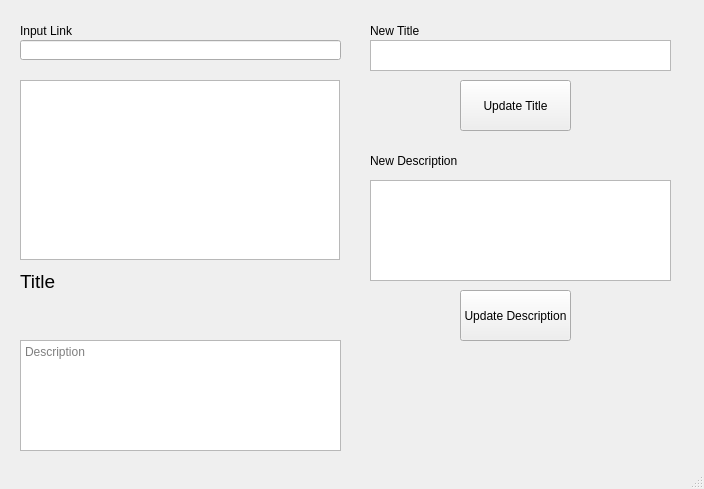
rp-bot/YT-Description-CRUD, file mainGUI.ui: the form before one commit.
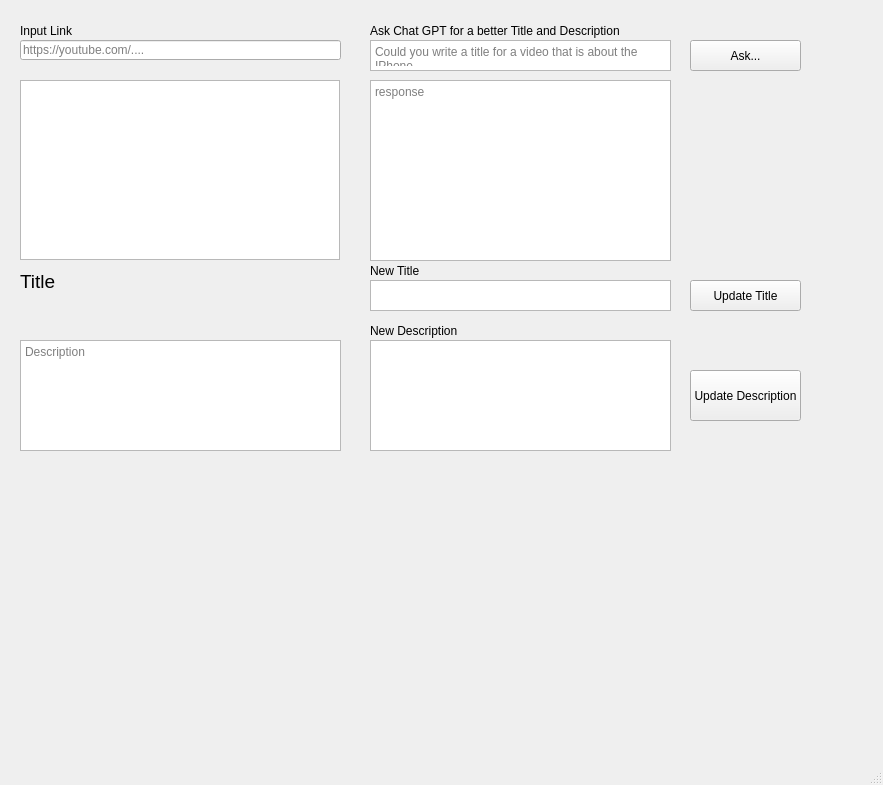
The form after the commit.

Commit message: CHATGPT introduced

The edit to the form file:
```diff
--- a/mainGUI.ui
+++ b/mainGUI.ui
@@ -6,8 +6,8 @@
    <rect>
     <x>0</x>
     <y>0</y>
-    <width>704</width>
-    <height>489</height>
+    <width>883</width>
+    <height>785</height>
    </rect>
   </property>
   <property name="windowTitle">
@@ -68,7 +68,7 @@
     <property name="geometry">
      <rect>
       <x>370</x>
-      <y>150</y>
+      <y>320</y>
       <width>301</width>
       <height>21</height>
      </rect>
@@ -81,17 +81,17 @@
     <property name="geometry">
      <rect>
       <x>370</x>
-      <y>180</y>
+      <y>340</y>
       <width>301</width>
-      <height>101</height>
+      <height>111</height>
      </rect>
     </property>
    </widget>
    <widget class="QPushButton" name="update_btn">
     <property name="geometry">
      <rect>
-      <x>460</x>
-      <y>290</y>
+      <x>690</x>
+      <y>370</y>
       <width>111</width>
       <height>51</height>
      </rect>
@@ -104,7 +104,7 @@
     <property name="geometry">
      <rect>
       <x>370</x>
-      <y>20</y>
+      <y>260</y>
       <width>301</width>
       <height>21</height>
      </rect>
@@ -117,7 +117,7 @@
     <property name="geometry">
      <rect>
       <x>370</x>
-      <y>40</y>
+      <y>280</y>
       <width>301</width>
       <height>31</height>
      </rect>
@@ -129,10 +129,10 @@
    <widget class="QPushButton" name="update_btn_2">
     <property name="geometry">
      <rect>
-      <x>460</x>
-      <y>80</y>
+      <x>690</x>
+      <y>280</y>
       <width>111</width>
-      <height>51</height>
+      <height>31</height>
      </rect>
     </property>
     <property name="text">
@@ -148,6 +148,9 @@
       <height>20</height>
      </rect>
     </property>
+    <property name="placeholderText">
+     <string>https://youtube.com/....</string>
+    </property>
    </widget>
    <widget class="QTextBrowser" name="read_video_desc">
     <property name="geometry">
@@ -162,6 +165,58 @@
      <string>Description</string>
     </property>
    </widget>
+   <widget class="QLabel" name="send_chatgpt_somthing">
+    <property name="geometry">
+     <rect>
+      <x>370</x>
+      <y>20</y>
+      <width>301</width>
+      <height>21</height>
+     </rect>
+    </property>
+    <property name="text">
+     <string>Ask Chat GPT for a better Title and Description</string>
+    </property>
+   </widget>
+   <widget class="QTextEdit" name="ask_chatgpt">
+    <property name="geometry">
+     <rect>
+      <x>370</x>
+      <y>40</y>
+      <width>301</width>
+      <height>31</height>
+     </rect>
+    </property>
+    <property name="placeholderText">
+     <string>Could you write a title for a video that is about the IPhone.</string>
+    </property>
+   </widget>
+   <widget class="QTextBrowser" name="gpt_response">
+    <property name="geometry">
+     <rect>
+      <x>370</x>
+      <y>80</y>
+      <width>301</width>
+      <height>181</height>
+     </rect>
+    </property>
+    <property name="placeholderText">
+     <string>response</string>
+    </property>
+   </widget>
+   <widget class="QPushButton" name="ask_btn">
+    <property name="geometry">
+     <rect>
+      <x>690</x>
+      <y>40</y>
+      <width>111</width>
+      <height>31</height>
+     </rect>
+    </property>
+    <property name="text">
+     <string>Ask...</string>
+    </property>
+   </widget>
   </widget>
   <widget class="QMenuBar" name="menubar">
    <property name="geometry">
```
Left out of the diff: 4 changed lines with no effect on the pictures. The commit also changes 8 other files.
